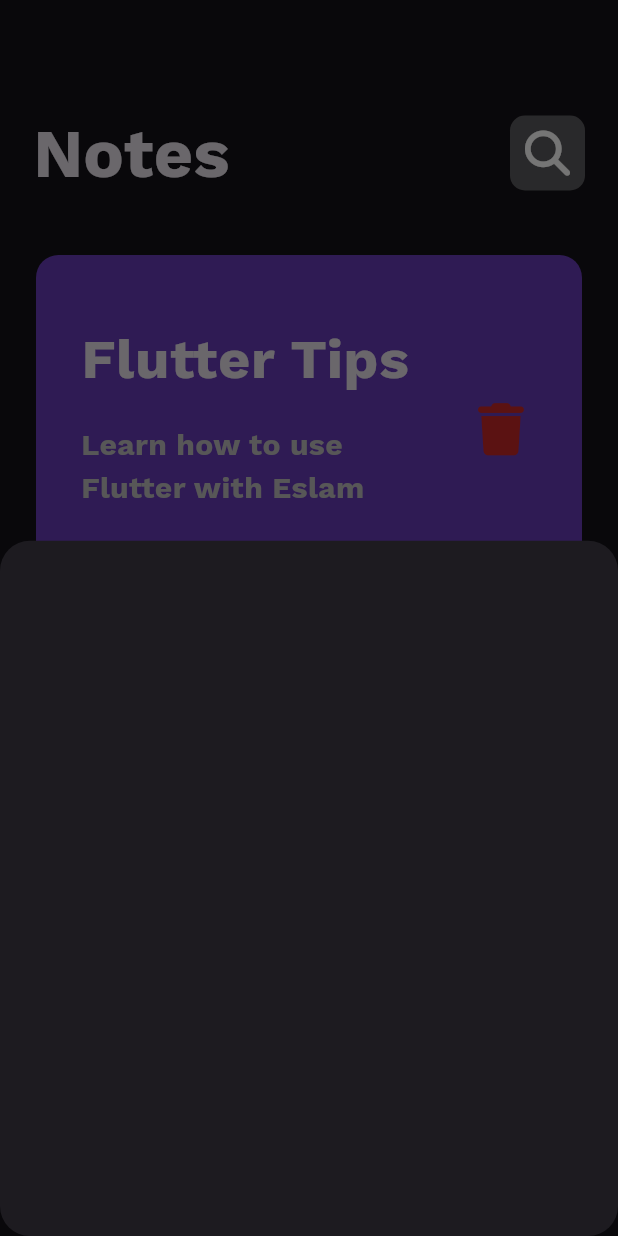
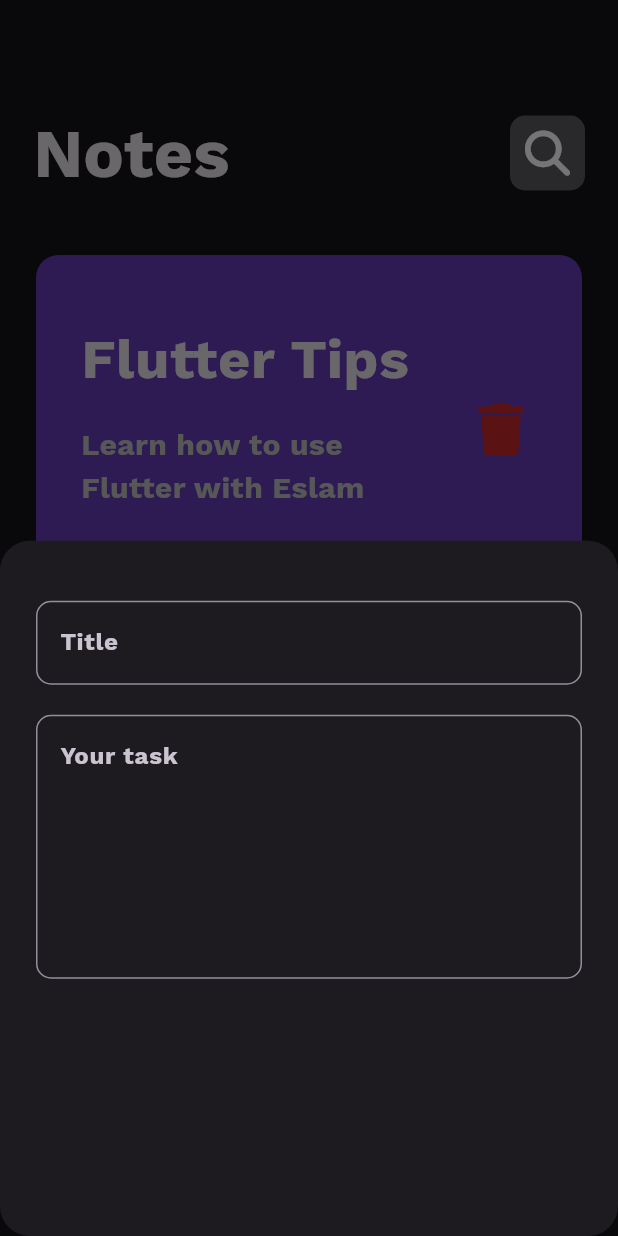
Before and after one commit to eslamabdo1122/Notes_App, a Flutter app: the screen it shows after launch, after a tap on an icon or button, on a phone screen of 412 x 824 dp. Run offline on Flutter 3.47's test engine with Material 3 defaults, Android fonts, the phone set to English and light mode, and no system bars; our stand-ins replace font_awesome_flutter.

Commit message:
adding textfiled

```diff
--- a/lib/widget/button_card.dart
+++ b/lib/widget/button_card.dart
@@ -1,10 +1,42 @@
 import 'package:flutter/material.dart';
+import 'package:font_awesome_flutter/font_awesome_flutter.dart';
 
 class ButtonCard extends StatelessWidget {
   const ButtonCard({super.key});
 
   @override
   Widget build(BuildContext context) {
-    return Container();
+    return Padding(
+      padding: const EdgeInsets.symmetric(horizontal: 24.0, vertical: 20),
+      child: Column(
+        children: [
+          SizedBox(
+            height: 20,
+          ),
+          TextField(
+            decoration: InputDecoration(
+              border: OutlineInputBorder(
+                borderRadius: BorderRadius.circular(10),
+              ),
+              hintText: 'Title',
+            ),
+          ),
+          SizedBox(
+            height: 20,
+          ),
+          TextField(
+            minLines: 6,
+            maxLines: 19,
+            decoration: InputDecoration(
+              border: OutlineInputBorder(
+                borderRadius: BorderRadius.circular(10),
+              ),
+              hintText: 'Your task',
+            ),
+          ),
+
+        ],
+      ),
+    );
   }
 }
```
